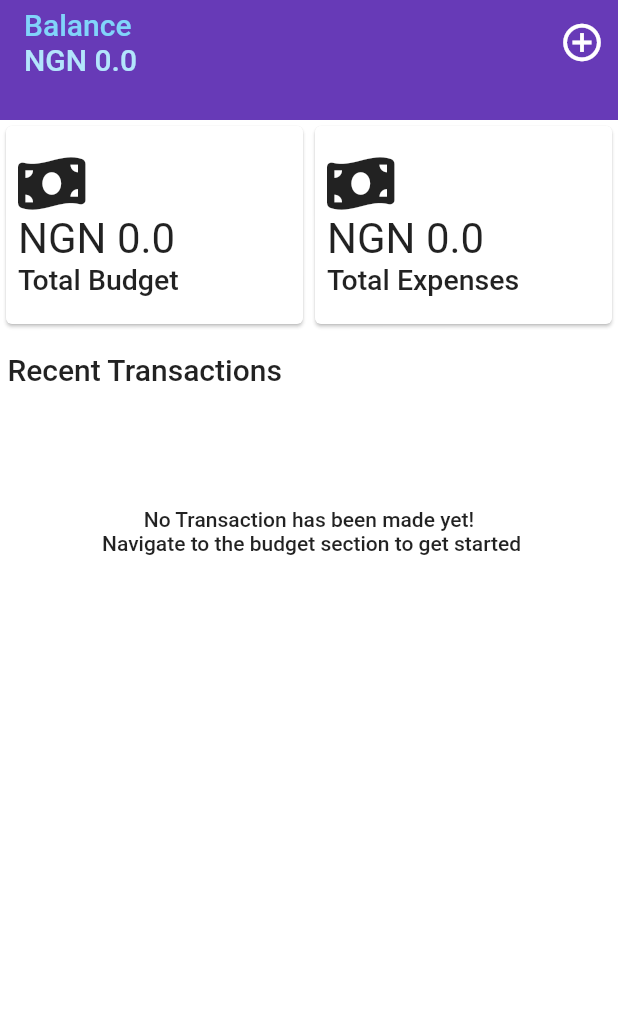
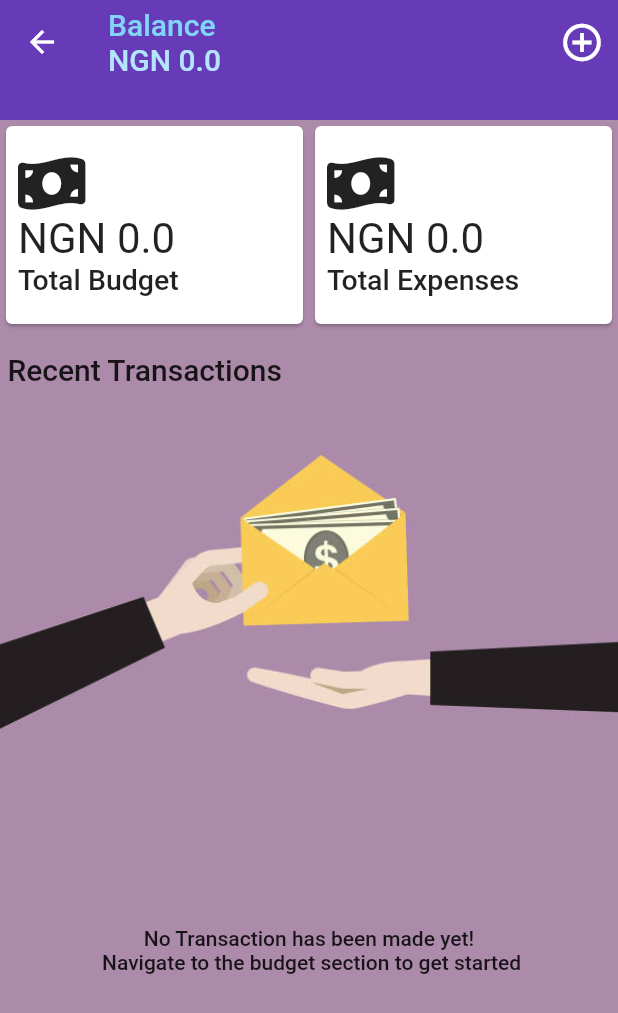
Before and after one commit to ANTONINEUTRON/envelope_budget_app, a Flutter app: the ReportPage screen opened directly, on a phone screen of 412 x 824 dp. Shown: the top 1013 px of the screen. Run offline on Flutter 3.47's test engine with Material 2 defaults, Android fonts, the phone set to English and light mode, and no system bars; our stand-ins replace bottom_navy_bar, equatable, flutter_bloc, font_awesome_flutter, google_fonts, pie_chart and 1 more; accounts and stored records are empty.

Commit message:
Added som ui changes

```diff
--- a/lib/features/budgets/ui/page/expense_page.dart
+++ b/lib/features/budgets/ui/page/expense_page.dart
@@ -41,7 +41,7 @@ class ExpensePage extends StatelessWidget {
                 StretchMode.blurBackground,
                 StretchMode.fadeTitle,
               ],
-              background: Stack(
+              background: expenses.isEmpty ? Stack(
                 fit: StackFit.expand,
                 children: <Widget>[
                   PieChart(
@@ -62,6 +62,8 @@ class ExpensePage extends StatelessWidget {
                   //   ),
                   // ),
                 ],
+              ) : const Center(
+                child: Text("No Expenses has been made yet!"),
               ),
             ),
           ),
--- a/lib/features/home/ui/page/login_page.dart
+++ b/lib/features/home/ui/page/login_page.dart
@@ -141,9 +141,9 @@ class LoginState extends State<LoginPage> {
         emailErrorText = "Invalid email entered";
       });
       return false;
-    }else if(password != "123Eric"){
+    }else if(password != "123eric"){
       setState(() {
-        emailErrorText = "Invalid password entered";
+        passwordErrorText = "Invalid password entered";
       });
       return false;
     }
--- a/lib/features/reports/ui/page/report_page.dart
+++ b/lib/features/reports/ui/page/report_page.dart
@@ -44,7 +44,9 @@ class _ReportPageState extends State<ReportPage> {
 
         listOfExpenses = listOfExpenses.reversed.toList();
 
-        return CustomScrollView(
+        return Scaffold(
+          backgroundColor: Color(0xffac8baa),
+          body: CustomScrollView(
             physics: const BouncingScrollPhysics(
               parent: AlwaysScrollableScrollPhysics()
             ),
@@ -188,13 +190,18 @@ class _ReportPageState extends State<ReportPage> {
                         ],
                       ),
                     ),
-                  listOfExpenses.isEmpty ? Container(
+                    listOfExpenses.isEmpty ? Column(
+                      children: [
+                        Image.asset("assets/home_illus.png",),
+                        Container(
                           padding: EdgeInsets.only(top: 70),
                           child: Text(
                             "No Transaction has been made yet!\n Navigate to the budget section to get started",
                             style: Theme.of(context).textTheme.labelLarge,
                             textAlign: TextAlign.center,
                           ),
+                        ),
+                      ],
                     ) : Container()
                   ],
                 ),
@@ -209,6 +216,7 @@ class _ReportPageState extends State<ReportPage> {
                   )
               )
             ],
+          ),
         );
       }
     );
--- a/lib/main.dart
+++ b/lib/main.dart
@@ -53,7 +53,7 @@ class MyApp extends StatelessWidget {
           title: 'Envelope Budget App',
           theme: ThemeData(
             primarySwatch: Colors.deepPurple,
-            scaffoldBackgroundColor: Colors.white70
+            scaffoldBackgroundColor: Colors.white
           ),
           debugShowCheckedModeBanner: false,
           home: LoginPage()// const HomePage(),
--- a/pubspec.yaml
+++ b/pubspec.yaml
@@ -69,8 +69,8 @@ flutter:
   uses-material-design: true
 
   # To add assets to your application, add an assets section, like this:
-  # assets:
-  #   - images/a_dot_burr.jpeg
+  assets:
+    - assets/home_illus.png
   #   - images/a_dot_ham.jpeg
 
   # An image asset can refer to one or more resolution-specific "variants", see
```
Also changed, not shown: assets/home_illus.png (added). Lines whose indentation alone changed are shown as unchanged.
